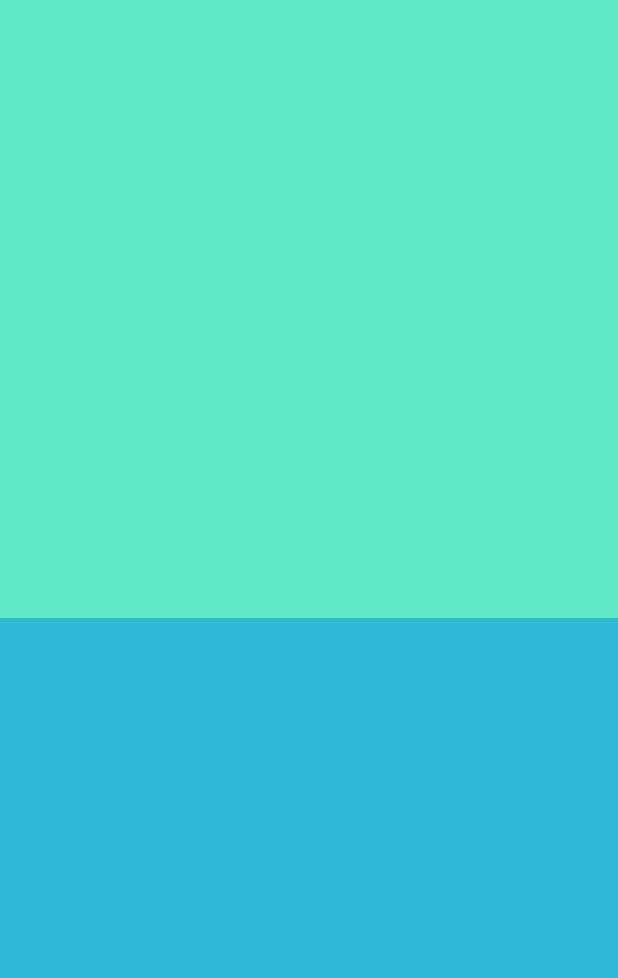
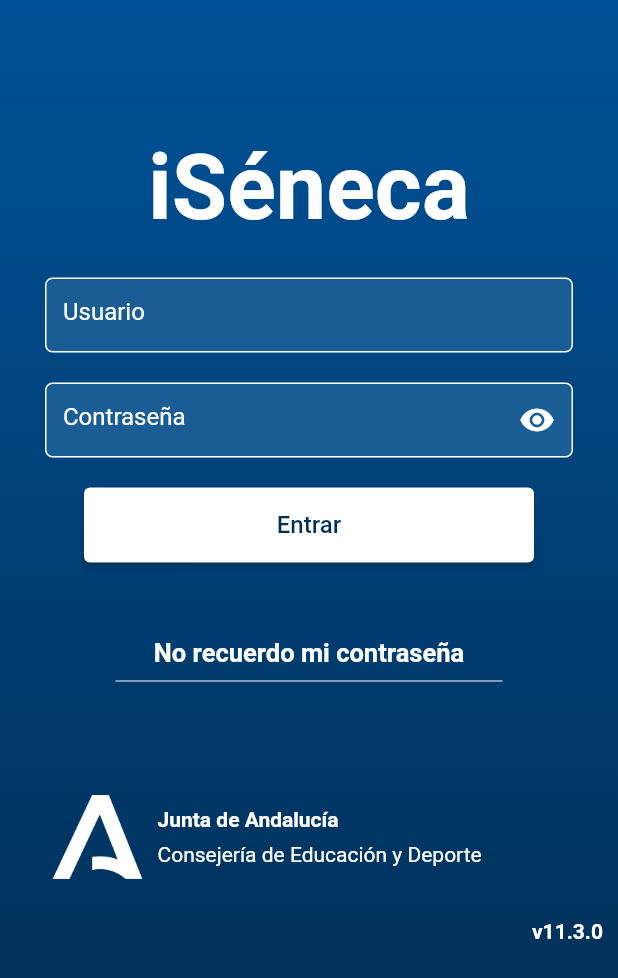
Before and after one commit to Alexzafra99/seneca_app, a Flutter app: the screen it shows after launch, on a phone screen of 412 x 824 dp. Shown: the top 978 px of the screen. Run offline on Flutter 3.47's test engine with Material 2 defaults, Android fonts, the light colour scheme and no system bars.

Commit message:
Interfaz Login terminada

```diff
--- a/lib/screens/login_screen.dart
+++ b/lib/screens/login_screen.dart
@@ -1,14 +1,22 @@
+import 'package:flutter/cupertino.dart';
 import 'package:flutter/material.dart';
+import 'package:flutter/painting.dart';
+import 'package:flutter/rendering.dart';
+import 'package:flutter/widgets.dart';
 
 class LoginScreen extends StatelessWidget {
 
   @override
   Widget build(BuildContext context) {
-    return Stack(
+    return Scaffold(
+      body: Stack(
         children: [
           //Background
           Background(),
+          //Content
+          Content(),
         ],
+      ),
     );
   }
 }
@@ -23,10 +31,10 @@
           gradient: LinearGradient(
             begin: Alignment.topCenter,
             end: Alignment.bottomCenter,
-            stops: [0.5,0.5],
+            stops: [0,0.8],
             colors: [
-              Color(0xff5EE8C5),
-              Color(0xff30BAD6)
+              Color(0xff005298),
+              Color(0xff01315a)
             ],
           ),
         ),
@@ -34,3 +42,132 @@
     );
   }
 }
+
+class Content extends StatelessWidget {
+
+  @override
+  Widget build(BuildContext context) {
+    return Center(
+      child: Column(
+        children:[
+
+          SizedBox(height: 90,),
+
+          Text(
+            "iSéneca",
+            style: TextStyle(
+              color: Colors.white,
+              fontSize: 60,
+              fontWeight: FontWeight.bold
+            ),
+          ),
+
+          SizedBox(height: 25),
+
+          Container(
+            height: 50,
+            margin: EdgeInsets.symmetric(horizontal: 30),
+            child: TextField(
+              style: TextStyle(color: Colors.white),
+              decoration: InputDecoration(
+                filled: true,
+                fillColor: Color(0xff195d94),
+                focusedBorder: OutlineInputBorder(
+                  borderSide: BorderSide(color: Colors.white),
+                ),
+                enabledBorder: OutlineInputBorder(
+                  borderRadius: BorderRadius.circular(5),
+                  borderSide: BorderSide(color: Colors.white),
+                ),
+                hintText: "Usuario",
+                hintStyle: TextStyle(color: Colors.white),
+              ),
+            ),
+          ),
+
+          SizedBox(height: 20),
+
+          Container(
+            height: 50,
+            margin: EdgeInsets.symmetric(horizontal: 30),
+            child: TextField(
+              style: TextStyle(color: Colors.white),
+              decoration: InputDecoration(
+                filled: true,
+                fillColor: Color(0xff195d94),
+                focusedBorder: OutlineInputBorder(
+                  borderSide: BorderSide(color: Colors.white),
+                ),
+                enabledBorder: OutlineInputBorder(
+                  borderRadius: BorderRadius.circular(5),
+                  borderSide: BorderSide(color: Colors.white)
+                ),
+                hintText: "Contraseña",
+                hintStyle: TextStyle(color: Colors.white),
+                suffixIcon: Icon(Icons.visibility, color: Colors.white,)
+              ),
+            ),
+          ),
+
+          SizedBox(height: 20),
+
+          ElevatedButton(
+            onPressed: () {},
+            child: Text("Entrar",style: TextStyle(color: Color(0xff01315a) ,fontSize: 16)),
+            style: ElevatedButton.styleFrom(
+              primary: Colors.white,
+              fixedSize: Size(300, 50)
+            ),
+          ),
+
+          SizedBox(height: 50),
+
+          Text(
+            "No recuerdo mi contraseña",
+            style: TextStyle(
+              color: Colors.white,
+              fontSize: 17,
+              fontWeight: FontWeight.bold
+            ),
+          ),
+
+          Divider(height: 18, color: Colors.white, indent: 77, endIndent: 77,),
+
+          SizedBox(height:60),
+
+          Row(
+            children: [
+              Container(
+                margin: EdgeInsets.only(left: 30, right: 5),
+                child: Image.asset(
+                  "assets/logoJA.png",
+                  height: 70,
+                  width: 70,
+                  color: Colors.white,
+                ),
+              ),
+
+              Column(
+                crossAxisAlignment: CrossAxisAlignment.start,
+                children: [
+                  Text("Junta de Andalucía",
+                    style: TextStyle(color: Colors.white, fontWeight: FontWeight.bold)),
+                  SizedBox(height: 7),
+                  Text("Consejería de Educación y Deporte",
+                    style: TextStyle(color: Colors.white)),
+                ],
+              ),
+            ],
+          ),
+
+          Container(
+            margin: EdgeInsets.only(top: 20, right: 10),
+            alignment: Alignment.bottomRight,
+            child: Text("v11.3.0",
+              style: TextStyle(color: Colors.white, fontWeight: FontWeight.bold)),
+          )
+        ],
+      ),
+    );
+  }
+}
--- a/pubspec.yaml
+++ b/pubspec.yaml
@@ -58,8 +58,8 @@
   uses-material-design: true
 
   # To add assets to your application, add an assets section, like this:
-  # assets:
-  #   - images/a_dot_burr.jpeg
+  assets:
+    - assets/
   #   - images/a_dot_ham.jpeg
 
   # An image asset can refer to one or more resolution-specific "variants", see
```
Also changed, not shown: assets/logoJA.png (added).
